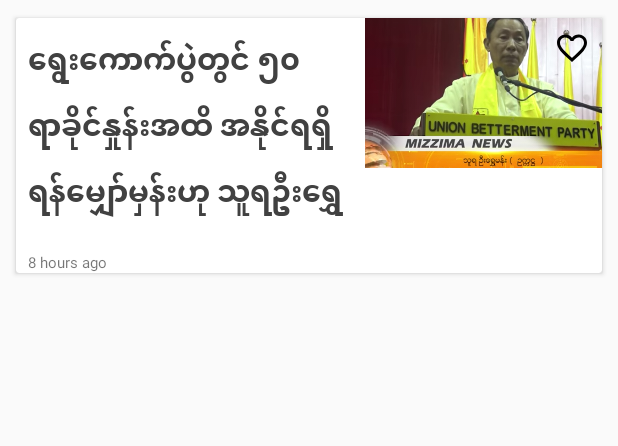
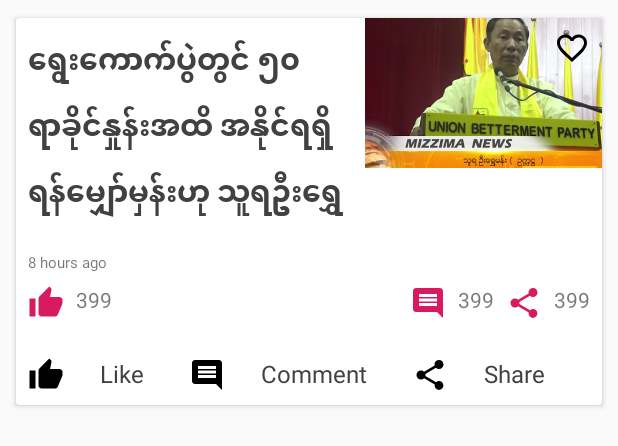
Before and after one commit to ThanHteikAung/CustomViewCreate, an Android app: the layout item_news_smalll.xml on its own in the app's theme, with its tools: preview values and no code run, on a phone screen of 412 x 824 dp. Shown: the top 446 px of the screen. Run offline under Robolectric (Android 15) with nearby library versions, the phone set to English and light mode, and no system bars.

Commit message:
reuse composite view and handle it's action CustomViewCreate v1.3

```diff
--- a/app/src/main/java/com/padcmyanmar/padcx/padc_x_recyclerview_ypst/delegates/NewsItemDelegate.kt
+++ b/app/src/main/java/com/padcmyanmar/padcx/padc_x_recyclerview_ypst/delegates/NewsItemDelegate.kt
@@ -1,10 +1,12 @@
 package com.padcmyanmar.padcx.padc_x_recyclerview_ypst.delegates
+
+import com.padcmyanmar.padcx.padc_x_recyclerview_ypst.veiws.viewpods.ReactionViewPod
 
 /**
  * Created by Ye Pyae Sone Tun
  * on 2020-01-18.
  */
 
-interface NewsItemDelegate {
+interface NewsItemDelegate : ReactionViewPod.Delegate {
     fun onTapNewsItem(newsId : Int)
 }
--- a/app/src/main/java/com/padcmyanmar/padcx/padc_x_recyclerview_ypst/veiws/viewpods/ReactionViewPod.kt
+++ b/app/src/main/java/com/padcmyanmar/padcx/padc_x_recyclerview_ypst/veiws/viewpods/ReactionViewPod.kt
@@ -21,7 +21,7 @@ class ReactionViewPod @JvmOverloads constructor(
         mDelegate = delegate
     }
 
-    private fun bindData(data: NewsVO){
+     fun bindData(data: NewsVO){
         tvLikeUser.text = data.likedUsers.count().toString()
         tvCommentUser.text = data.likedUsers.count().toString()
         tvShareUser.text = data.likedUsers.count().toString()
--- a/app/src/main/res/layout/item_news_smalll.xml
+++ b/app/src/main/res/layout/item_news_smalll.xml
@@ -5,6 +5,12 @@
     android:layout_height="wrap_content"
     android:layout_margin="@dimen/margin_medium"
     app:cardUseCompatPadding="true">
+
+    <LinearLayout
+        android:layout_width="match_parent"
+        android:layout_height="wrap_content"
+        android:orientation="vertical"
+        android:weightSum="2">
 
         <LinearLayout
             android:layout_width="match_parent"
@@ -67,4 +73,12 @@
 
         </LinearLayout>
 
+        <include
+            android:id="@+id/viewPodReaction"
+            layout="@layout/view_pod_reaction"
+            android:layout_width="match_parent"
+            android:layout_height="wrap_content"
+            android:layout_margin="@dimen/margin_medium" />
+    </LinearLayout>
+
 </androidx.cardview.widget.CardView>
--- a/app/src/main/res/layout/view_pod_reaction.xml
+++ b/app/src/main/res/layout/view_pod_reaction.xml
@@ -37,6 +37,7 @@
         android:layout_width="match_parent"
         android:layout_height="wrap_content"
         android:layout_below="@id/tvLikeUser"
+        android:layout_marginTop="@dimen/margin_large"
         android:weightSum="3">
 
         <androidx.appcompat.widget.AppCompatTextView
```
Also changed, not shown: app/src/main/java/com/padcmyanmar/padcx/padc_x_recyclerview_ypst/mvp/presenters/MainPresenterImpl.kt (+13 -0 lines), app/src/main/java/com/padcmyanmar/padcx/padc_x_recyclerview_ypst/veiws/viewholder/NewsSmallViewHolder.kt (+10 -1 lines), app/src/main/java/com/padcmyanmar/padcx/padc_x_recyclerview_ypst/veiws/viewholder/NewsViewHolder.kt (+7 -1 lines), app/src/main/res/layout/item_news.xml (+9 -3 lines). Lines whose indentation alone changed are shown as unchanged.
